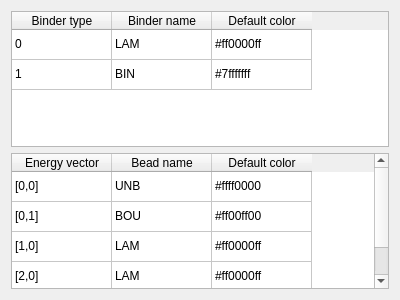
Old version of the form QChromosome/defaults.ui in the repository Michalaq/ChromosomeVisualizer.
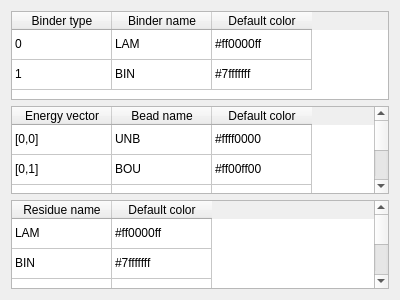
New version of the form.

Commit message: Added controls for setting default colors to PDB

Patch:
```diff
--- a/QChromosome/defaults.ui
+++ b/QChromosome/defaults.ui
@@ -178,6 +178,83 @@
      </item>
     </widget>
    </item>
+   <item>
+    <widget class="QTableWidget" name="tableWidget_3">
+     <attribute name="verticalHeaderVisible">
+      <bool>false</bool>
+     </attribute>
+     <row>
+      <property name="text">
+       <string>Nowy wiersz</string>
+      </property>
+     </row>
+     <row>
+      <property name="text">
+       <string>Nowy wiersz</string>
+      </property>
+     </row>
+     <row>
+      <property name="text">
+       <string>Nowy wiersz</string>
+      </property>
+     </row>
+     <row>
+      <property name="text">
+       <string>Nowy wiersz</string>
+      </property>
+     </row>
+     <column>
+      <property name="text">
+       <string>Residue name</string>
+      </property>
+     </column>
+     <column>
+      <property name="text">
+       <string>Default color</string>
+      </property>
+     </column>
+     <item row="0" column="0">
+      <property name="text">
+       <string>LAM</string>
+      </property>
+     </item>
+     <item row="0" column="1">
+      <property name="text">
+       <string>#ff0000ff</string>
+      </property>
+     </item>
+     <item row="1" column="0">
+      <property name="text">
+       <string>BIN</string>
+      </property>
+     </item>
+     <item row="1" column="1">
+      <property name="text">
+       <string>#7fffffff</string>
+      </property>
+     </item>
+     <item row="2" column="0">
+      <property name="text">
+       <string>UNB</string>
+      </property>
+     </item>
+     <item row="2" column="1">
+      <property name="text">
+       <string>#ffff0000</string>
+      </property>
+     </item>
+     <item row="3" column="0">
+      <property name="text">
+       <string>BOU</string>
+      </property>
+     </item>
+     <item row="3" column="1">
+      <property name="text">
+       <string>#ff00ff00</string>
+      </property>
+     </item>
+    </widget>
+   </item>
   </layout>
  </widget>
  <resources/>
```
The commit also changes 2 other files.
